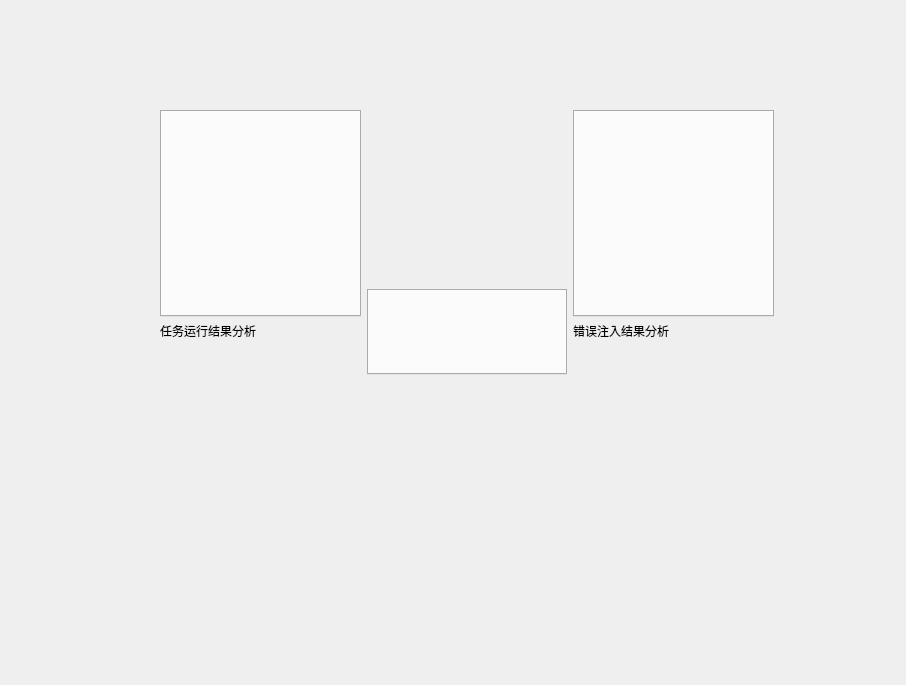
tocods/jobSimQt, file component/result.ui: the form before one commit.
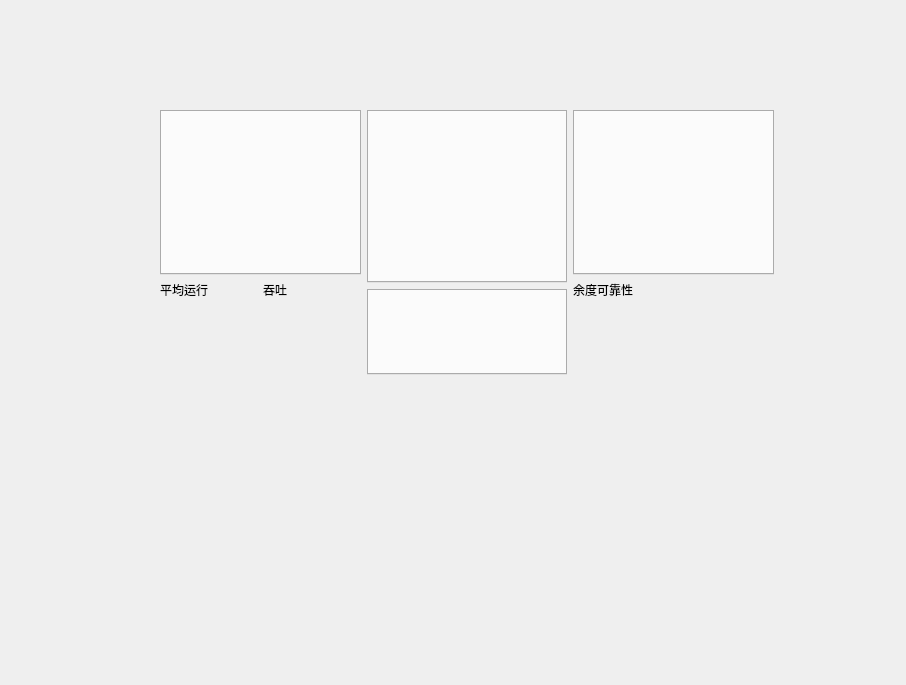
The form after the commit.

Commit message: 完善错误展示

```diff
--- a/component/result.ui
+++ b/component/result.ui
@@ -24,7 +24,7 @@
    </property>
    <layout class="QHBoxLayout" name="horizontalLayout_3" stretch="1,1,1">
     <item>
-     <layout class="QVBoxLayout" name="verticalLayout" stretch="4,1">
+     <layout class="QVBoxLayout" name="verticalLayout" stretch="5,1">
       <item>
        <widget class="QTabWidget" name="jobTabs">
         <property name="currentIndex">
@@ -33,45 +33,59 @@
        </widget>
       </item>
       <item>
-       <widget class="QWidget" name="jobResultAnalysis" native="true">
-        <widget class="QLabel" name="label">
-         <property name="geometry">
-          <rect>
-           <x>0</x>
-           <y>0</y>
-           <width>121</width>
-           <height>16</height>
-          </rect>
-         </property>
-         <property name="text">
-          <string>任务运行结果分析</string>
-         </property>
-        </widget>
-       </widget>
+       <layout class="QHBoxLayout" name="horizontalLayout_4">
+        <item>
+         <layout class="QVBoxLayout" name="verticalLayout_5">
+          <item>
+           <widget class="QLabel" name="label">
+            <property name="text">
+             <string>平均运行</string>
+            </property>
+           </widget>
+          </item>
+          <item>
+           <widget class="QTextEdit" name="jobshow1">
+            <property name="styleSheet">
+             <string notr="true">background-color: transparent; 
+</string>
+            </property>
+            <property name="readOnly">
+             <bool>true</bool>
+            </property>
+           </widget>
+          </item>
+         </layout>
+        </item>
+        <item>
+         <layout class="QVBoxLayout" name="verticalLayout_6">
+          <item>
+           <widget class="QLabel" name="label_3">
+            <property name="text">
+             <string>吞吐</string>
+            </property>
+           </widget>
+          </item>
+          <item>
+           <widget class="QTextEdit" name="jobshow2">
+            <property name="styleSheet">
+             <string notr="true">background-color: transparent; </string>
+            </property>
+           </widget>
+          </item>
+         </layout>
+        </item>
+       </layout>
       </item>
      </layout>
     </item>
     <item>
      <layout class="QVBoxLayout" name="verticalLayout_4" stretch="2,1">
       <item>
-       <layout class="QVBoxLayout" name="verticalLayout_3" stretch="1,1">
+       <layout class="QVBoxLayout" name="verticalLayout_3" stretch="1">
         <item>
-         <layout class="QHBoxLayout" name="horizontalLayout" stretch="1,1">
+         <layout class="QHBoxLayout" name="horizontalLayout" stretch="0">
           <item>
-           <widget class="QWidget" name="showCPU" native="true"/>
-          </item>
-          <item>
-           <widget class="QWidget" name="showCPU_2" native="true"/>
-          </item>
-         </layout>
-        </item>
-        <item>
-         <layout class="QHBoxLayout" name="horizontalLayout_2" stretch="1,1">
-          <item>
-           <widget class="QWidget" name="showGPU" native="true"/>
-          </item>
-          <item>
-           <widget class="QWidget" name="show" native="true"/>
+           <widget class="QTabWidget" name="showHost"/>
           </item>
          </layout>
         </item>
@@ -83,7 +97,7 @@
      </layout>
     </item>
     <item>
-     <layout class="QVBoxLayout" name="verticalLayout_2" stretch="4,1">
+     <layout class="QVBoxLayout" name="verticalLayout_2" stretch="5,1">
       <item>
        <widget class="QTabWidget" name="faultTabs">
         <property name="currentIndex">
@@ -92,21 +106,22 @@
        </widget>
       </item>
       <item>
-       <widget class="QWidget" name="faultResultAnalysis" native="true">
-        <widget class="QLabel" name="label_2">
-         <property name="geometry">
-          <rect>
-           <x>0</x>
-           <y>0</y>
-           <width>111</width>
-           <height>16</height>
-          </rect>
-         </property>
-         <property name="text">
-          <string>错误注入结果分析</string>
-         </property>
-        </widget>
-       </widget>
+       <layout class="QVBoxLayout" name="verticalLayout_7">
+        <item>
+         <widget class="QLabel" name="label_4">
+          <property name="text">
+           <string>余度可靠性</string>
+          </property>
+         </widget>
+        </item>
+        <item>
+         <widget class="QTextEdit" name="faultResult">
+          <property name="styleSheet">
+           <string notr="true">background: transparent;</string>
+          </property>
+         </widget>
+        </item>
+       </layout>
       </item>
      </layout>
     </item>
```
The commit also changes 268 other files.
